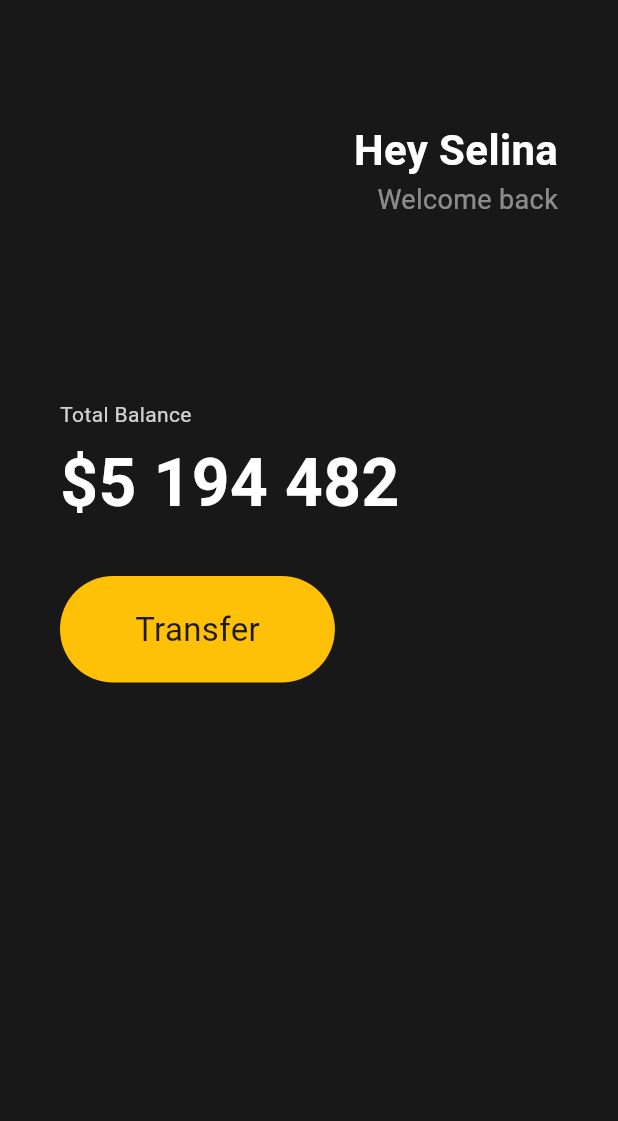
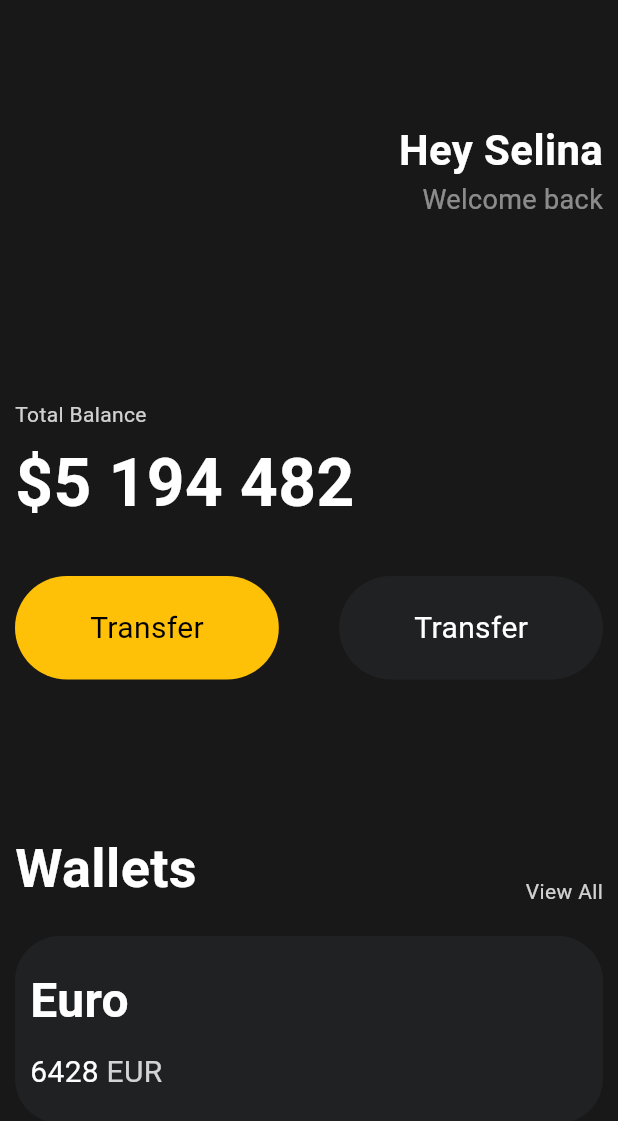
Before and after one commit to heywb456789/Flutter_example, a Flutter app: the screen it shows after launch, on a phone screen of 412 x 824 dp. Shown: the top 1121 px of the screen. Run offline on Flutter 3.47's test engine with Material 3 defaults, Android fonts, the phone set to English and light mode, and no system bars.

Commit message:
Button Class 화 / Wallet Ui

```diff
--- a/toonflix/lib/main.dart
+++ b/toonflix/lib/main.dart
@@ -1,6 +1,8 @@
 import 'package:flutter/cupertino.dart';
 import 'package:flutter/material.dart';
+import 'package:flutter/rendering.dart';
 import 'package:flutter/widgets.dart';
+import 'package:toonflix/widgets/buttond.dart';
 
 void main() {
   // runApp 은 Widget을 사용하여 앱에 주입 가능
@@ -21,7 +23,9 @@ class App extends StatelessWidget {
       home: Scaffold(
         backgroundColor: const Color(0xFF181818),
         body: Padding(
-          padding: const EdgeInsets.symmetric(horizontal: 40),
+          padding: const EdgeInsets.symmetric(
+            horizontal: 10,
+          ),
           child: Column(
             crossAxisAlignment: CrossAxisAlignment.start,
             children: [
@@ -72,26 +76,134 @@ class App extends StatelessWidget {
               const SizedBox(
                 height: 30,
               ),
+              const Row(
+                mainAxisAlignment: MainAxisAlignment.spaceBetween,
+                children: [
+                  Button(
+                    text: 'Transfer',
+                    backgroundColor: Colors.amber,
+                    textColor: Colors.black,
+                  ),
+                  Button(
+                    text: 'Transfer',
+                    backgroundColor: Color(0xFF1F2123),
+                    textColor: Colors.white,
+                  ),
+                  // Container(
+                  //   decoration: BoxDecoration(
+                  //     color: Colors.amber,
+                  //     borderRadius: BorderRadius.circular(45),
+                  //   ),
+                  //   child: const Padding(
+                  //     padding: EdgeInsets.symmetric(
+                  //       vertical: 20,
+                  //       horizontal: 50,
+                  //     ),
+                  //     child: Text(
+                  //       'Transfer',
+                  //       style: TextStyle(fontSize: 22),
+                  //     ),
+                  //   ),
+                  // ),
+                  // Container(
+                  //   decoration: BoxDecoration(
+                  //     color: const Color(0xFF1F2123),
+                  //     borderRadius: BorderRadius.circular(45),
+                  //   ),
+                  //   child: const Padding(
+                  //     padding: EdgeInsets.symmetric(
+                  //       vertical: 20,
+                  //       horizontal: 50,
+                  //     ),
+                  //     child: Text(
+                  //       'Request',
+                  //       style: TextStyle(
+                  //         fontSize: 20,
+                  //         color: Colors.white,
+                  //       ),
+                  //     ),
+                  //   ),
+                  // ),
+                ],
+              ),
+              const SizedBox(
+                height: 100,
+              ),
               Row(
+                crossAxisAlignment: CrossAxisAlignment.end,
+                mainAxisAlignment: MainAxisAlignment.spaceBetween,
                 children: [
-                  Container(
-                    decoration: BoxDecoration(
-                      color: Colors.amber,
-                      borderRadius: BorderRadius.circular(45),
+                  const Text(
+                    'Wallets',
+                    style: TextStyle(
+                      color: Colors.white,
+                      fontSize: 36,
+                      fontWeight: FontWeight.w600,
                     ),
-                    child: const Padding(
-                      padding: EdgeInsets.symmetric(
-                        vertical: 20,
-                        horizontal: 50,
-                      ),
-                      child: Text(
-                        'Transfer',
-                        style: TextStyle(fontSize: 22),
-                      ),
+                  ),
+                  Text(
+                    'View All',
+                    style: TextStyle(
+                      color: Colors.white.withOpacity(0.8),
                     ),
                   ),
                 ],
               ),
+              const SizedBox(
+                height: 20,
+              ),
+              Container(
+                decoration: BoxDecoration(
+                  color: const Color(0xFF1F2123),
+                  borderRadius: BorderRadius.circular(30),
+                ),
+                child: Padding(
+                  padding: const EdgeInsets.symmetric(
+                    vertical: 20,
+                    horizontal: 10,
+                  ),
+                  child: Row(
+                    children: [
+                      Column(
+                        crossAxisAlignment: CrossAxisAlignment.start,
+                        children: [
+                          const Text(
+                            'Euro',
+                            style: TextStyle(
+                                color: Colors.white,
+                                fontSize: 32,
+                                fontWeight: FontWeight.w600),
+                          ),
+                          const SizedBox(
+                            height: 10,
+                          ),
+                          Row(
+                            children: [
+                              const Text(
+                                '6428',
+                                style: TextStyle(
+                                  color: Colors.white,
+                                  fontSize: 20,
+                                ),
+                              ),
+                              const SizedBox(
+                                width: 5,
+                              ),
+                              Text(
+                                'EUR',
+                                style: TextStyle(
+                                  color: Colors.white.withOpacity(0.8),
+                                  fontSize: 20,
+                                ),
+                              ),
+                            ],
+                          ),
+                        ],
+                      ),
+                    ],
+                  ),
+                ),
+              )
             ],
           ),
         ),
--- /dev/null
+++ b/toonflix/lib/widgets/buttond.dart
@@ -0,0 +1,37 @@
+import 'package:flutter/cupertino.dart';
+import 'package:flutter/material.dart';
+
+class Button extends StatelessWidget {
+  final String text;
+  final Color backgroundColor;
+  final Color textColor;
+
+  const Button({
+    super.key,
+    required this.text,
+    required this.backgroundColor,
+    required this.textColor,
+  });
+  @override
+  Widget build(BuildContext context) {
+    return Container(
+      decoration: BoxDecoration(
+        color: backgroundColor,
+        borderRadius: BorderRadius.circular(45),
+      ),
+      child: Padding(
+        padding: const EdgeInsets.symmetric(
+          vertical: 20,
+          horizontal: 50,
+        ),
+        child: Text(
+          text,
+          style: TextStyle(
+            fontSize: 20,
+            color: textColor,
+          ),
+        ),
+      ),
+    );
+  }
+}
```
